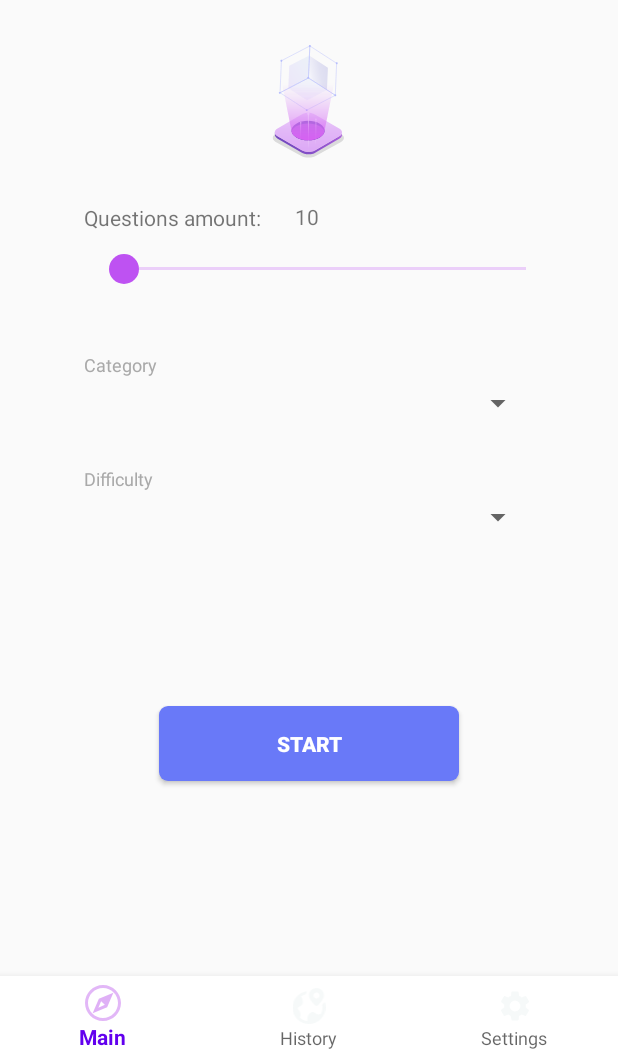
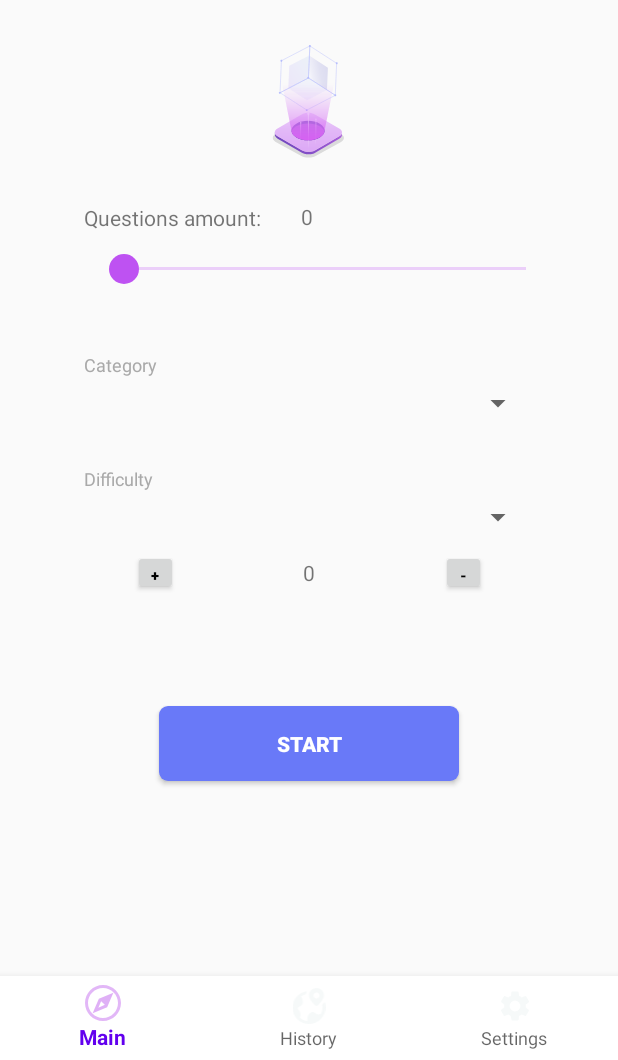
Before and after one commit to PavelMarusov/QuizApp, an Android app: the screen it shows after launch (MainActivity), on a phone screen of 412 x 824 dp, the part 176-1236 px from its top. Run offline under Robolectric (Android 15) with nearby library versions, the phone set to English and light mode, and no system bars.

Commit message:
доп.задание дз1

```diff
--- a/app/src/main/java/com/example/quizapp/ui/fragment/main/MainFragment.java
+++ b/app/src/main/java/com/example/quizapp/ui/fragment/main/MainFragment.java
@@ -1,6 +1,7 @@
 package com.example.quizapp.ui.fragment.main;
 
 import androidx.appcompat.widget.AppCompatSeekBar;
+import androidx.lifecycle.Observer;
 import androidx.lifecycle.ViewModelProviders;
 
 import android.graphics.Color;
@@ -15,12 +16,20 @@ import android.util.Log;
 import android.view.LayoutInflater;
 import android.view.View;
 import android.view.ViewGroup;
+import android.widget.Button;
+import android.widget.SeekBar;
+import android.widget.TextView;
 
 import com.example.quizapp.R;
 
 public class MainFragment extends Fragment {
 
     private MainViewModel mViewModel;
+    private TextView counter, mainCounter;
+    private AppCompatSeekBar seekBar;
+    private Button plus_btn, minus_btn;
+
+
     public static MainFragment newInstance() {
         return new MainFragment();
     }
@@ -28,8 +37,12 @@ public class MainFragment extends Fragment {
     @Override
     public View onCreateView(@NonNull LayoutInflater inflater, @Nullable ViewGroup container,
                              @Nullable Bundle savedInstanceState) {
-        View view =  inflater.inflate(R.layout.main_fragment, container, false);
-
+        View view = inflater.inflate(R.layout.main_fragment, container, false);
+        counter = view.findViewById(R.id.seek_bar_counter);
+        mainCounter = view.findViewById(R.id.main_counter);
+        seekBar = view.findViewById(R.id.main_fr_seekBar);
+        plus_btn = view.findViewById(R.id.main_plus_btn);
+        minus_btn = view.findViewById(R.id.main_minus_btn);
         return view;
     }
 
@@ -37,7 +50,18 @@ public class MainFragment extends Fragment {
     public void onActivityCreated(@Nullable Bundle savedInstanceState) {
         super.onActivityCreated(savedInstanceState);
         mViewModel = ViewModelProviders.of(this).get(MainViewModel.class);
-        Log.d("pop","Main FR");
+        mViewModel.onProgressChange(seekBar,counter);
+        mViewModel.plusPress(plus_btn);
+        mViewModel.minusPressed(minus_btn);
+        mViewModel.mutableLiveData.observe(getActivity(), new Observer<Integer>() {
+            @Override
+            public void onChanged(Integer integer) {
+                mainCounter.setText(String.valueOf(integer));
+            }
+        });
+
+
     }
 
+
 }
--- a/app/src/main/java/com/example/quizapp/ui/fragment/main/MainViewModel.java
+++ b/app/src/main/java/com/example/quizapp/ui/fragment/main/MainViewModel.java
@@ -1,7 +1,56 @@
 package com.example.quizapp.ui.fragment.main;
 
+import android.util.Log;
+import android.view.View;
+import android.widget.Button;
+import android.widget.SeekBar;
+import android.widget.TextView;
+
+import androidx.appcompat.widget.AppCompatSeekBar;
+import androidx.lifecycle.MutableLiveData;
 import androidx.lifecycle.ViewModel;
 
+import java.lang.reflect.Array;
+
 public class MainViewModel extends ViewModel {
+    public MutableLiveData<Integer> mutableLiveData = new MutableLiveData<>();
+        final int[] num = {0};
+
+    public void plusPress(Button plus) {
+        plus.setOnClickListener(new View.OnClickListener() {
+            @Override
+            public void onClick(View view) {
+                mutableLiveData.postValue(num[0]++);
+                Log.d("pop", "plus="+ num[0]);
+            }
+        });
+    }
+    public void minusPressed(Button minus){
+        minus.setOnClickListener(new View.OnClickListener() {
+            @Override
+            public void onClick(View view) {
+                mutableLiveData.postValue(num[0] --);
+            }
+        });
+    }
+
+    public void onProgressChange(AppCompatSeekBar seekBar, final TextView counter) {
+        seekBar.setOnSeekBarChangeListener(new SeekBar.OnSeekBarChangeListener() {
+            @Override
+            public void onProgressChanged(SeekBar seekBar, int i, boolean b) {
+                counter.setText(String.valueOf(i));
+            }
+
+            @Override
+            public void onStartTrackingTouch(SeekBar seekBar) {
+
+            }
+
+            @Override
+            public void onStopTrackingTouch(SeekBar seekBar) {
+
+            }
+        });
+    }
 
 }
--- a/app/src/main/res/layout/main_fragment.xml
+++ b/app/src/main/res/layout/main_fragment.xml
@@ -99,6 +99,44 @@
         app:layout_constraintLeft_toLeftOf="parent"
         app:layout_constraintRight_toRightOf="parent"
         app:layout_constraintTop_toBottomOf="@id/text3" />
+    <TextView
+        android:id="@+id/main_counter"
+        android:layout_width="30dp"
+        android:layout_height="30dp"
+        android:layout_marginTop="10dp"
+        android:text="@string/_0"
+        android:gravity="center"
+        app:layout_constraintTop_toBottomOf="@id/main_difficulty_spinner"
+        app:layout_constraintRight_toRightOf="parent"
+        app:layout_constraintLeft_toLeftOf="parent"/>
+    <Button
+        android:id="@+id/main_plus_btn"
+        android:layout_width="30dp"
+        android:layout_height="30dp"
+        android:layout_marginTop="10dp"
+        app:layout_constraintTop_toBottomOf="@id/main_difficulty_spinner"
+        app:layout_constraintRight_toLeftOf="@id/main_counter"
+        app:layout_constraintLeft_toLeftOf="parent"
+        android:text="+"
+        android:gravity="center"
+        android:textColor="@android:color/black"
+        android:textSize="10sp"
+        android:textStyle="bold"/>
+    <Button
+        android:id="@+id/main_minus_btn"
+        android:layout_width="30dp"
+        android:layout_height="30dp"
+        app:layout_constraintTop_toBottomOf="@id/main_difficulty_spinner"
+        app:layout_constraintRight_toRightOf="parent"
+        app:layout_constraintLeft_toRightOf="@id/main_counter"
+        android:layout_marginTop="10dp"
+        android:text="-"
+        android:gravity="center"
+        android:textColor="@android:color/black"
+        android:textSize="10sp"
+        android:textStyle="bold"/>
+
+
     <Button
         android:layout_width="200dp"
         android:layout_height="50dp"
@@ -112,7 +150,7 @@
         android:textStyle="bold"/>
 
     <TextView
-        android:id="@+id/textView"
+        android:id="@+id/seek_bar_counter"
         android:layout_width="37dp"
         android:layout_height="20dp"
         android:text="@string/_10"
--- a/app/src/main/res/values/strings.xml
+++ b/app/src/main/res/values/strings.xml
@@ -7,5 +7,6 @@
     <string name="questions_amount">Questions amount:</string>
     <string name="difficulty">Difficulty</string>
     <string name="start">START</string>
-    <string name="_10">10</string>
+    <string name="_10">0</string>
+    <string name="_0">0</string>
 </resources>
```
